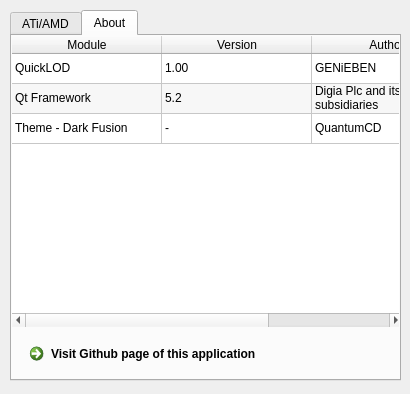
Before: the Qt Designer form quicklod/gui.ui in GENiEBEN/QuickLOD, drawn with Qt 5.
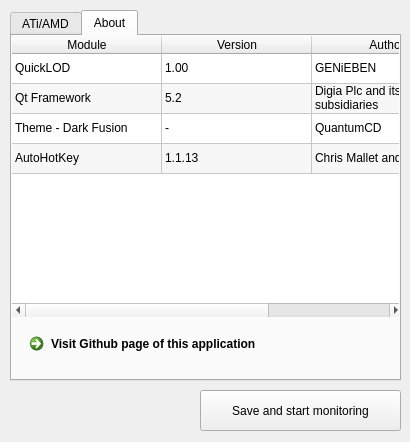
After: the same form once the commit is applied. The open tabs and pages were chosen to show the change.

Patch:
```diff
--- a/quicklod/gui.ui
+++ b/quicklod/gui.ui
@@ -7,7 +7,7 @@
     <x>0</x>
     <y>0</y>
     <width>410</width>
-    <height>394</height>
+    <height>442</height>
    </rect>
   </property>
   <property name="windowTitle">
@@ -418,7 +418,7 @@
        <x>0</x>
        <y>0</y>
        <width>391</width>
-       <height>291</height>
+       <height>281</height>
       </rect>
      </property>
      <property name="autoFillBackground">
@@ -472,6 +472,11 @@
        <string>3</string>
       </property>
      </row>
+     <row>
+      <property name="text">
+       <string>4</string>
+      </property>
+     </row>
      <column>
       <property name="text">
        <string>Module</string>
@@ -532,12 +537,27 @@
        <string>QuantumCD</string>
       </property>
      </item>
+     <item row="3" column="0">
+      <property name="text">
+       <string>AutoHotKey</string>
+      </property>
+     </item>
+     <item row="3" column="1">
+      <property name="text">
+       <string>1.1.13</string>
+      </property>
+     </item>
+     <item row="3" column="2">
+      <property name="text">
+       <string>Chris Mallet and others</string>
+      </property>
+     </item>
     </widget>
     <widget class="QCommandLinkButton" name="github">
      <property name="geometry">
       <rect>
        <x>10</x>
-       <y>300</y>
+       <y>290</y>
        <width>361</width>
        <height>41</height>
       </rect>
@@ -548,6 +568,19 @@
     </widget>
    </widget>
   </widget>
+  <widget class="QPushButton" name="Start">
+   <property name="geometry">
+    <rect>
+     <x>200</x>
+     <y>390</y>
+     <width>201</width>
+     <height>41</height>
+    </rect>
+   </property>
+   <property name="text">
+    <string>Save and start monitoring</string>
+   </property>
+  </widget>
  </widget>
  <layoutdefault spacing="6" margin="11"/>
  <resources/>
```
Left out of the diff: 22 changed lines with no effect on the pictures.
